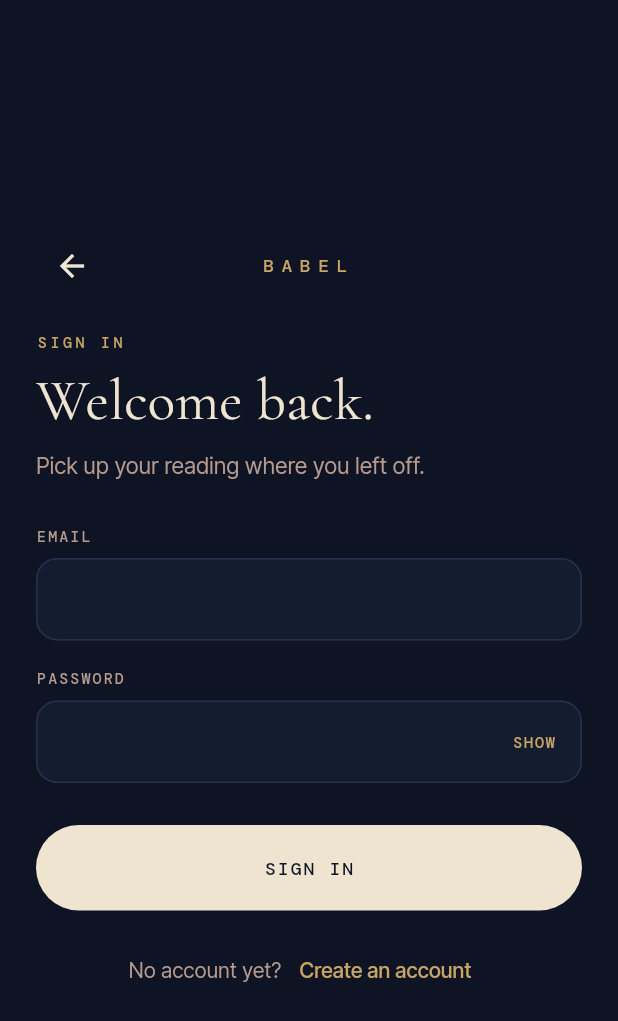
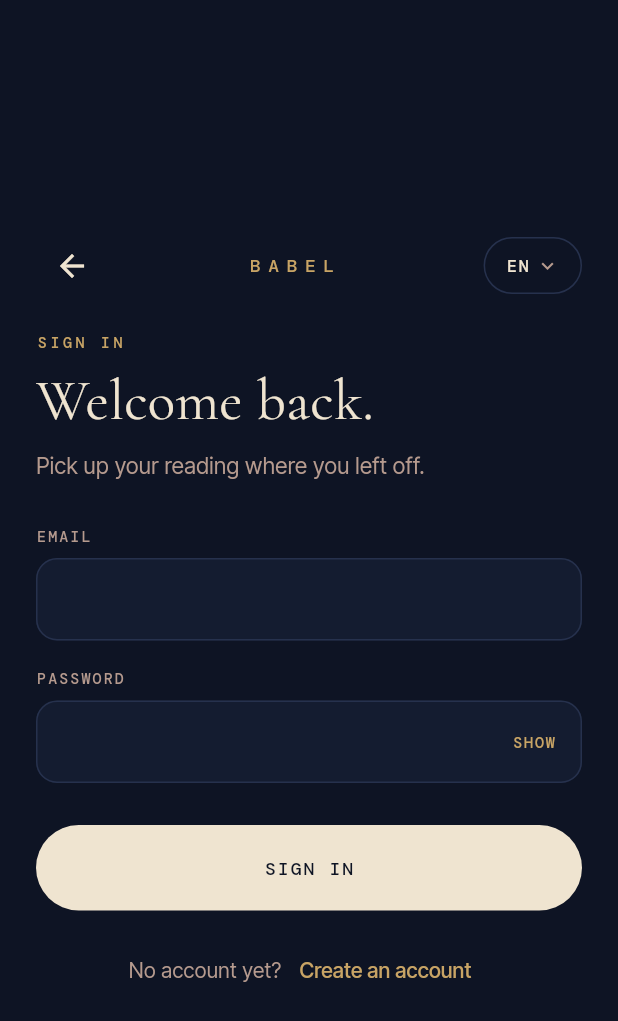
Before and after one commit to Jouskaio/Babel, a Flutter app: the screen it shows after launch, after a tap on "SIGN IN", on a phone screen of 412 x 824 dp. Shown: the top 1021 px of the screen. Run offline on Flutter 3.47's test engine with Material 3 defaults, Android fonts, the phone set to English and light mode, and no system bars; our stand-ins replace firebase_analytics, firebase_core, firebase_crashlytics, flutter_riverpod, flutter_secure_storage, go_router and 2 more; accounts and stored records are empty; network calls fail.

Commit message:
feat(app): let users pick their language from the first page
The choice is remembered on the device; otherwise the first supported device
language is used, with French as the fallback. The picker is on the landing,
sign-in, sign-up and account pages.

```diff
--- a/app/lib/src/app.dart
+++ b/app/lib/src/app.dart
@@ -1,6 +1,7 @@
 import 'package:flutter/material.dart';
 import 'package:flutter_riverpod/flutter_riverpod.dart';
 
+import 'core/locale/locale_controller.dart';
 import 'core/theme/babel_theme.dart';
 import 'l10n.dart';
 import 'routing/router.dart';
@@ -15,6 +16,8 @@
       title: 'Babel',
       debugShowCheckedModeBanner: false,
       theme: BabelTheme.midnight(),
+      locale: ref.watch(localeControllerProvider),
+      localeListResolutionCallback: LocaleController.resolve,
       localizationsDelegates: AppLocalizations.localizationsDelegates,
       supportedLocales: AppLocalizations.supportedLocales,
       routerConfig: ref.watch(routerProvider),
--- /dev/null
+++ b/app/lib/src/core/locale/language_picker.dart
@@ -0,0 +1,63 @@
+import 'package:flutter/material.dart';
+import 'package:flutter_riverpod/flutter_riverpod.dart';
+
+import '../../l10n.dart';
+import '../theme/babel_colors.dart';
+import '../theme/babel_text.dart';
+import 'locale_controller.dart';
+
+/// Compact language switch ("FR ▾"), listing each language in its own name.
+class LanguagePicker extends ConsumerWidget {
+  const LanguagePicker({super.key});
+
+  @override
+  Widget build(BuildContext context, WidgetRef ref) {
+    final current = Localizations.localeOf(context);
+    return PopupMenuButton<Locale>(
+      tooltip: context.l10n.language,
+      color: BabelColors.surface,
+      onSelected: (locale) =>
+          ref.read(localeControllerProvider.notifier).select(locale),
+      itemBuilder: (_) => [
+        for (final locale in AppLocalizations.supportedLocales)
+          PopupMenuItem(
+            value: locale,
+            child: Text(
+              lookupAppLocalizations(locale).languageName,
+              style: BabelText.body(
+                14,
+                color: locale.languageCode == current.languageCode
+                    ? BabelColors.gold
+                    : BabelColors.textPrimary,
+              ),
+            ),
+          ),
+      ],
+      child: Container(
+        padding: const EdgeInsets.symmetric(horizontal: 14, vertical: 10),
+        decoration: const ShapeDecoration(
+          shape: StadiumBorder(side: BorderSide(color: BabelColors.border)),
+        ),
+        child: Row(
+          mainAxisSize: MainAxisSize.min,
+          children: [
+            Text(
+              current.languageCode.toUpperCase(),
+              style: BabelText.label(
+                11,
+                color: BabelColors.textPrimary,
+                spacing: 1.2,
+              ),
+            ),
+            const SizedBox(width: 4),
+            const Icon(
+              Icons.expand_more,
+              size: 16,
+              color: BabelColors.textSecondary,
+            ),
+          ],
+        ),
+      ),
+    );
+  }
+}
--- /dev/null
+++ b/app/lib/src/core/locale/locale_controller.dart
@@ -0,0 +1,48 @@
+import 'package:flutter/widgets.dart';
+import 'package:flutter_riverpod/flutter_riverpod.dart';
+import 'package:shared_preferences/shared_preferences.dart';
+
+import '../../l10n.dart';
+
+/// Language used when the device language is not supported.
+const fallbackLocale = Locale('fr');
+
+final localeControllerProvider =
+    NotifierProvider<LocaleController, Locale?>(LocaleController.new);
+
+/// The language chosen by the user, remembered on the device. Null follows the device.
+class LocaleController extends Notifier<Locale?> {
+  static const _key = 'babel.locale';
+
+  @override
+  Locale? build() {
+    _load();
+    return null;
+  }
+
+  Future<void> _load() async {
+    final code = await SharedPreferencesAsync().getString(_key);
+    if (code != null && _isSupported(code)) state = Locale(code);
+  }
+
+  Future<void> select(Locale locale) async {
+    state = locale;
+    await SharedPreferencesAsync().setString(_key, locale.languageCode);
+  }
+
+  static bool _isSupported(String code) =>
+      AppLocalizations.supportedLocales.any((l) => l.languageCode == code);
+
+  /// First device language Babel supports, otherwise [fallbackLocale].
+  static Locale resolve(
+    List<Locale>? deviceLocales,
+    Iterable<Locale> supported,
+  ) {
+    for (final device in deviceLocales ?? const <Locale>[]) {
+      for (final locale in supported) {
+        if (locale.languageCode == device.languageCode) return locale;
+      }
+    }
+    return fallbackLocale;
+  }
+}
--- a/app/lib/src/features/auth/presentation/auth_layout.dart
+++ b/app/lib/src/features/auth/presentation/auth_layout.dart
@@ -4,6 +4,7 @@
 
 import '../../../core/api/api_providers.dart';
 import '../../../core/auth/auth_failure.dart';
+import '../../../core/locale/language_picker.dart';
 import '../../../core/theme/babel_colors.dart';
 import '../../../core/theme/babel_text.dart';
 import '../../../core/widgets/book_cover.dart';
@@ -61,7 +62,7 @@
                               style: BabelText.label(12, spacing: 5),
                             ),
                           ),
-                          const SizedBox(width: 48),
+                          const LanguagePicker(),
                         ],
                       ),
                       const SizedBox(height: 20),
@@ -85,7 +86,18 @@
           return Row(
             children: [
               const SizedBox(width: 640, child: _Visual()),
-              Expanded(child: content),
+              Expanded(
+                child: Stack(
+                  children: [
+                    content,
+                    const Positioned(
+                      top: 28,
+                      right: 32,
+                      child: LanguagePicker(),
+                    ),
+                  ],
+                ),
+              ),
             ],
           );
         },
--- a/app/lib/src/features/home/presentation/home_page.dart
+++ b/app/lib/src/features/home/presentation/home_page.dart
@@ -3,6 +3,7 @@
 import 'package:go_router/go_router.dart';
 
 import '../../../core/auth/auth_controller.dart';
+import '../../../core/locale/greeting.dart';
 import '../../../core/theme/babel_colors.dart';
 import '../../../core/theme/babel_text.dart';
 import '../../../l10n.dart';
@@ -41,7 +42,10 @@
                 ],
               ),
               const SizedBox(height: 32),
-              Text(l10n.greeting(name), style: BabelText.title(52)),
+              Text(
+                greeting(l10n, name, DateTime.now()),
+                style: BabelText.title(52),
+              ),
               const SizedBox(height: 24),
               Text(
                 status.when(
--- a/app/lib/src/features/landing/presentation/landing_page.dart
+++ b/app/lib/src/features/landing/presentation/landing_page.dart
@@ -4,6 +4,7 @@
 import 'package:go_router/go_router.dart';
 
 import '../../../core/api/api_providers.dart';
+import '../../../core/locale/language_picker.dart';
 import '../../../core/theme/babel_colors.dart';
 import '../../../core/theme/babel_text.dart';
 import '../../../core/widgets/book_cover.dart';
@@ -63,6 +64,8 @@
         children: [
           Text(l10n.brand, style: BabelText.label(13, spacing: 6)),
           const Spacer(),
+          const LanguagePicker(),
+          const SizedBox(width: 12),
           PillButton(
             label: l10n.signIn,
             kind: PillButtonKind.secondary,
```
Also changed, not shown: app/lib/src/core/locale/greeting.dart (added, +7 -0 lines), app/lib/src/features/account/presentation/account_page.dart (+19 -2 lines), 3 other files.
